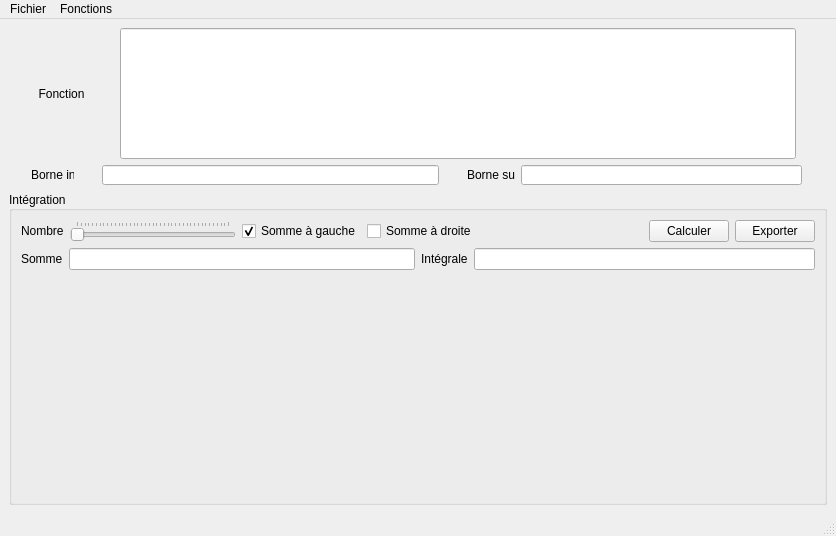
Old version of the form ui/fenêtre_principale.ui in the repository SimonCooper235/TP2-Session-3.
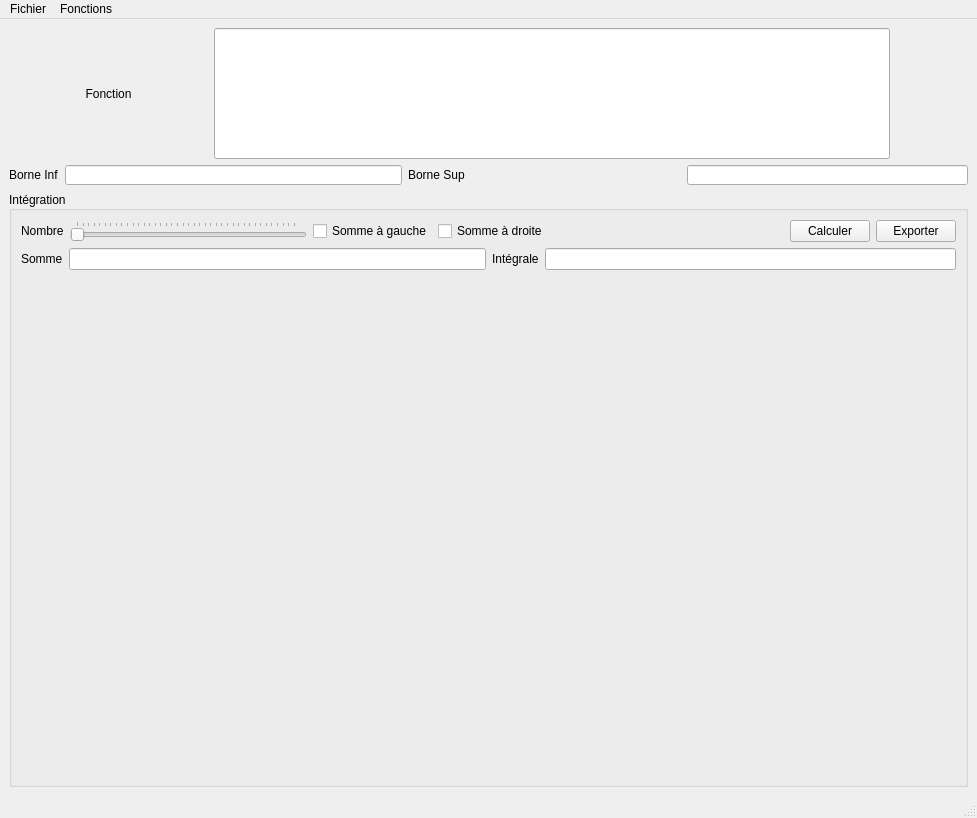
New version of the form.

Commit message: implementer l'integrale

```diff
--- a/ui/fenêtre_principale.ui
+++ b/ui/fenêtre_principale.ui
@@ -6,8 +6,8 @@
    <rect>
     <x>0</x>
     <y>0</y>
-    <width>836</width>
-    <height>536</height>
+    <width>977</width>
+    <height>818</height>
    </rect>
   </property>
   <property name="windowTitle">
@@ -70,14 +70,8 @@
       </property>
       <item>
        <widget class="QLabel" name="label_2">
-        <property name="maximumSize">
-         <size>
-          <width>43</width>
-          <height>22</height>
-         </size>
-        </property>
         <property name="text">
-         <string>Borne inf</string>
+         <string>Borne Inf</string>
         </property>
        </widget>
       </item>
@@ -89,20 +83,17 @@
           <height>20</height>
          </size>
         </property>
+        <property name="frame">
+         <bool>true</bool>
+        </property>
        </widget>
       </item>
       <item>
        <layout class="QHBoxLayout" name="horizontalLayout_2">
         <item>
          <widget class="QLabel" name="label_3">
-          <property name="maximumSize">
-           <size>
-            <width>48</width>
-            <height>20</height>
-           </size>
-          </property>
           <property name="text">
-           <string>Borne sup</string>
+           <string>Borne Sup</string>
           </property>
          </widget>
         </item>
@@ -146,10 +137,10 @@
            <item>
             <widget class="QSlider" name="nombreHorizontalSlider">
              <property name="minimum">
-              <number>1</number>
+              <number>100</number>
              </property>
              <property name="maximum">
-              <number>1000</number>
+              <number>100000</number>
              </property>
              <property name="singleStep">
               <number>100</number>
@@ -167,7 +158,7 @@
               <enum>QSlider::TicksAbove</enum>
              </property>
              <property name="tickInterval">
-              <number>25</number>
+              <number>2500</number>
              </property>
             </widget>
            </item>
@@ -177,7 +168,7 @@
               <string>Somme à gauche</string>
              </property>
              <property name="checked">
-              <bool>true</bool>
+              <bool>false</bool>
              </property>
             </widget>
            </item>
@@ -278,7 +269,7 @@
     <rect>
      <x>0</x>
      <y>0</y>
-     <width>836</width>
+     <width>977</width>
      <height>21</height>
     </rect>
    </property>
```
Left out of the diff: 3 changed lines with no effect on the pictures. The commit also changes 2 other files.
